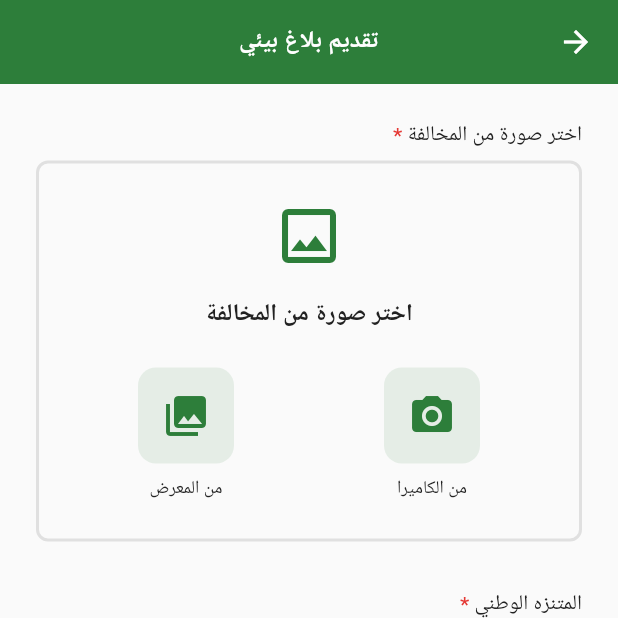
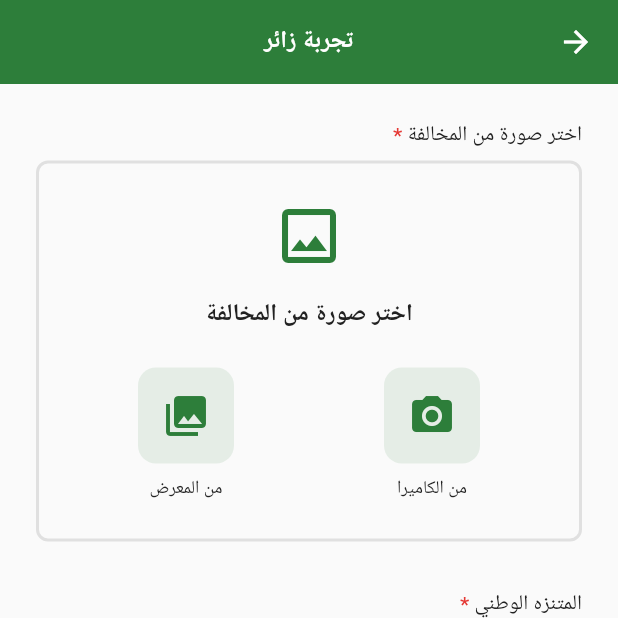
Before and after one commit to engahmed309/Environmental-Notice, a Flutter app: the screen it shows after launch, after a tap on "تقديم بلاغ جديد", on a phone screen of 412 x 824 dp, the top half of it. Run offline on Flutter 3.47's test engine with Material 3 defaults, Android fonts, the phone set to English and light mode, and no system bars; our stand-ins replace dio, flutter_bloc, image_picker, permission_handler; missing offline and left inert: dart:html; network calls fail.

Commit message:
change app name

```diff
--- a/lib/constants/app_strings.dart
+++ b/lib/constants/app_strings.dart
@@ -12,7 +12,7 @@ class AppStrings {
       'اختر تقديم بلاغ جديد للإبلاغ عن أي مخالفات أو انتهاكات بيئية في المتنزهات الوطنية';
 
   // Create Report Screen
-  static const String createReportTitle = 'تقديم بلاغ بيئي';
+  static const String createReportTitle = 'تجربة زائر';
   static const String selectImageLabel = 'اختر صورة من المخالفة';
   static const String selectImageFromCamera = 'من الكاميرا';
   static const String selectImageFromGallery = 'من المعرض';
```
